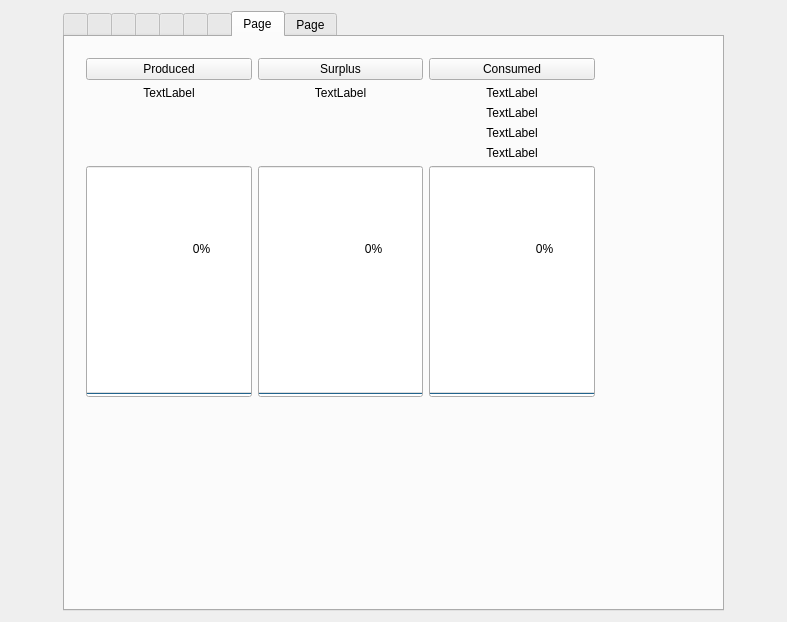
Qt form Qt/QDH/mainwindow.ui (gpistoni/DomoticHome) before a commit.
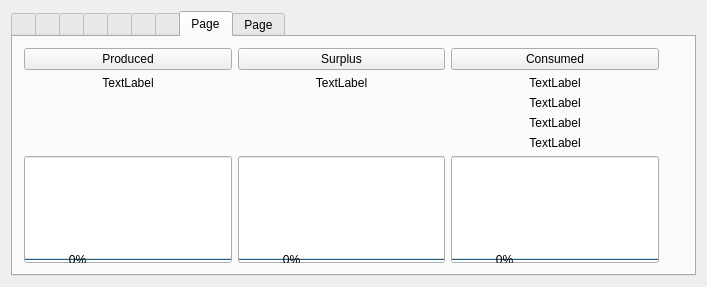
The same form after that commit.

```diff
--- a/Qt/QDH/mainwindow.ui
+++ b/Qt/QDH/mainwindow.ui
@@ -6,8 +6,8 @@
    <rect>
     <x>0</x>
     <y>0</y>
-    <width>787</width>
-    <height>622</height>
+    <width>707</width>
+    <height>287</height>
    </rect>
   </property>
   <property name="maximumSize">
@@ -20,18 +20,12 @@
    <string>MainWindow</string>
   </property>
   <widget class="QWidget" name="centralWidget">
-   <layout class="QHBoxLayout" name="horizontalLayout">
-    <item>
+   <layout class="QGridLayout" name="gridLayout_2">
+    <item row="0" column="0">
      <widget class="QTabWidget" name="tabWidget">
-      <property name="minimumSize">
-       <size>
-        <width>0</width>
-        <height>441</height>
-       </size>
-      </property>
       <property name="maximumSize">
        <size>
-        <width>661</width>
+        <width>999999</width>
         <height>16777215</height>
        </size>
       </property>
@@ -130,16 +124,91 @@
        <attribute name="title">
         <string>Page</string>
        </attribute>
-       <widget class="QWidget" name="gridLayoutWidget">
-        <property name="geometry">
-         <rect>
-          <x>10</x>
-          <y>10</y>
-          <width>531</width>
-          <height>361</height>
-         </rect>
-        </property>
         <layout class="QGridLayout" name="gridLayout">
+        <item row="6" column="1">
+         <widget class="QProgressBar" name="progressBar_S">
+          <property name="sizePolicy">
+           <sizepolicy hsizetype="Expanding" vsizetype="Expanding">
+            <horstretch>0</horstretch>
+            <verstretch>0</verstretch>
+           </sizepolicy>
+          </property>
+          <property name="styleSheet">
+           <string notr="true"/>
+          </property>
+          <property name="minimum">
+           <number>0</number>
+          </property>
+          <property name="maximum">
+           <number>4000</number>
+          </property>
+          <property name="value">
+           <number>0</number>
+          </property>
+          <property name="alignment">
+           <set>Qt::AlignCenter</set>
+          </property>
+          <property name="orientation">
+           <enum>Qt::Vertical</enum>
+          </property>
+         </widget>
+        </item>
+        <item row="0" column="0">
+         <widget class="QPushButton" name="pushButton">
+          <property name="text">
+           <string>Produced</string>
+          </property>
+         </widget>
+        </item>
+        <item row="0" column="2">
+         <widget class="QPushButton" name="pushButton_2">
+          <property name="text">
+           <string>Consumed</string>
+          </property>
+         </widget>
+        </item>
+        <item row="6" column="0">
+         <widget class="QProgressBar" name="progressBar_P">
+          <property name="sizePolicy">
+           <sizepolicy hsizetype="Expanding" vsizetype="Expanding">
+            <horstretch>0</horstretch>
+            <verstretch>0</verstretch>
+           </sizepolicy>
+          </property>
+          <property name="maximum">
+           <number>4000</number>
+          </property>
+          <property name="value">
+           <number>0</number>
+          </property>
+          <property name="alignment">
+           <set>Qt::AlignCenter</set>
+          </property>
+          <property name="orientation">
+           <enum>Qt::Vertical</enum>
+          </property>
+         </widget>
+        </item>
+        <item row="3" column="2">
+         <widget class="QLabel" name="label_L1">
+          <property name="text">
+           <string>TextLabel</string>
+          </property>
+          <property name="alignment">
+           <set>Qt::AlignCenter</set>
+          </property>
+         </widget>
+        </item>
+        <item row="5" column="2">
+         <widget class="QLabel" name="label_L3">
+          <property name="text">
+           <string>TextLabel</string>
+          </property>
+          <property name="alignment">
+           <set>Qt::AlignCenter</set>
+          </property>
+         </widget>
+        </item>
          <item row="2" column="0">
           <widget class="QLabel" name="label_P">
            <property name="text">
@@ -150,28 +219,6 @@
            </property>
           </widget>
          </item>
-         <item row="7" column="0">
-          <widget class="QProgressBar" name="progressBar_P">
-           <property name="sizePolicy">
-            <sizepolicy hsizetype="Expanding" vsizetype="Expanding">
-             <horstretch>0</horstretch>
-             <verstretch>0</verstretch>
-            </sizepolicy>
-           </property>
-           <property name="maximum">
-            <number>4000</number>
-           </property>
-           <property name="value">
-            <number>0</number>
-           </property>
-           <property name="alignment">
-            <set>Qt::AlignCenter</set>
-           </property>
-           <property name="orientation">
-            <enum>Qt::Vertical</enum>
-           </property>
-          </widget>
-         </item>
          <item row="2" column="2">
           <widget class="QLabel" name="label_C">
            <property name="layoutDirection">
@@ -185,7 +232,17 @@
            </property>
           </widget>
          </item>
-         <item row="7" column="2">
+        <item row="4" column="2">
+         <widget class="QLabel" name="label_L2">
+          <property name="text">
+           <string>TextLabel</string>
+          </property>
+          <property name="alignment">
+           <set>Qt::AlignCenter</set>
+          </property>
+         </widget>
+        </item>
+        <item row="6" column="2">
           <widget class="QProgressBar" name="progressBar_C">
            <property name="sizePolicy">
             <sizepolicy hsizetype="Expanding" vsizetype="Expanding">
@@ -214,89 +271,16 @@
            </property>
           </widget>
          </item>
-         <item row="1" column="1">
+        <item row="0" column="1">
           <widget class="QPushButton" name="pushButton_3">
            <property name="text">
             <string>Surplus</string>
            </property>
           </widget>
          </item>
-         <item row="7" column="1">
-          <widget class="QProgressBar" name="progressBar_S">
-           <property name="sizePolicy">
-            <sizepolicy hsizetype="Expanding" vsizetype="Expanding">
-             <horstretch>0</horstretch>
-             <verstretch>0</verstretch>
-            </sizepolicy>
-           </property>
-           <property name="styleSheet">
-            <string notr="true"/>
-           </property>
-           <property name="minimum">
-            <number>0</number>
-           </property>
-           <property name="maximum">
-            <number>4000</number>
-           </property>
-           <property name="value">
-            <number>0</number>
-           </property>
-           <property name="alignment">
-            <set>Qt::AlignCenter</set>
-           </property>
-           <property name="orientation">
-            <enum>Qt::Vertical</enum>
-           </property>
-          </widget>
-         </item>
-         <item row="3" column="2">
-          <widget class="QLabel" name="label_L1">
-           <property name="text">
-            <string>TextLabel</string>
-           </property>
-           <property name="alignment">
-            <set>Qt::AlignCenter</set>
-           </property>
-          </widget>
-         </item>
-         <item row="4" column="2">
-          <widget class="QLabel" name="label_L2">
-           <property name="text">
-            <string>TextLabel</string>
-           </property>
-           <property name="alignment">
-            <set>Qt::AlignCenter</set>
-           </property>
-          </widget>
-         </item>
-         <item row="5" column="2">
-          <widget class="QLabel" name="label_L3">
-           <property name="text">
-            <string>TextLabel</string>
-           </property>
-           <property name="alignment">
-            <set>Qt::AlignCenter</set>
-           </property>
-          </widget>
-         </item>
-         <item row="1" column="2">
-          <widget class="QPushButton" name="pushButton_2">
-           <property name="text">
-            <string>Consumed</string>
-           </property>
-          </widget>
-         </item>
-         <item row="1" column="0">
-          <widget class="QPushButton" name="pushButton">
-           <property name="text">
-            <string>Produced</string>
-           </property>
-          </widget>
-         </item>
-        </layout>
-       </widget>
-      </widget>
-      <widget class="QWidget" name="tab_3">
+       </layout>
+      </widget>
+      <widget class="QWidget" name="tab9">
        <attribute name="title">
         <string>Page</string>
        </attribute>
```
Left out of the diff: 96 changed lines with no effect on the pictures. Lines whose indentation alone changed are shown as unchanged.
